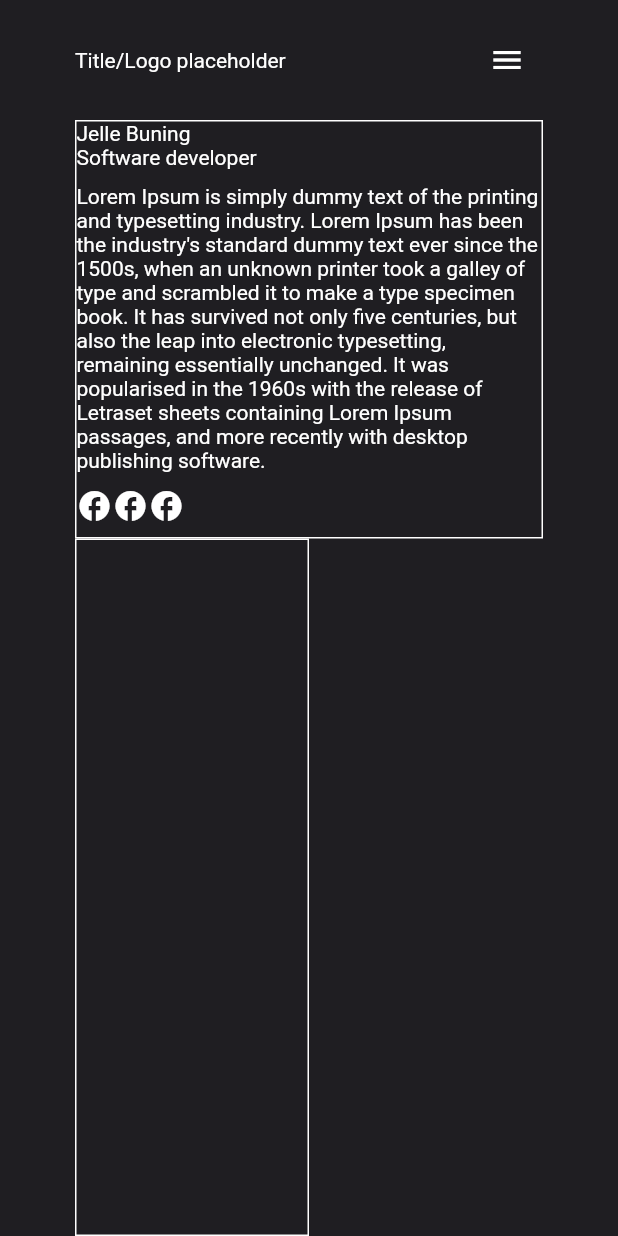
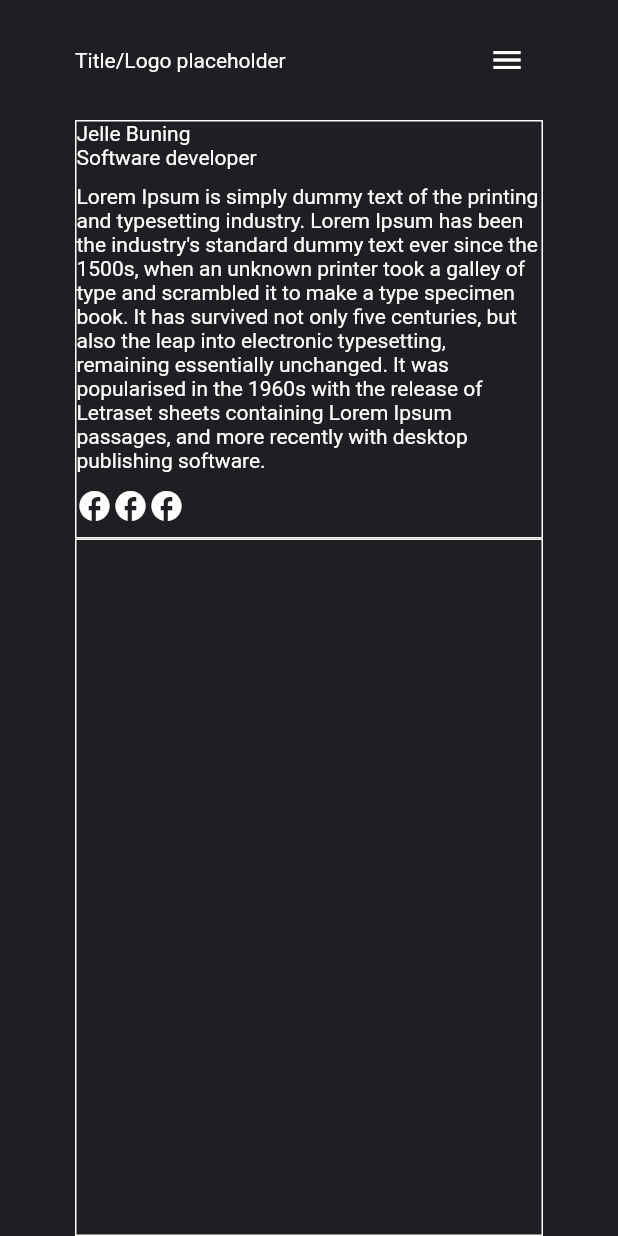
Before and after one commit to JelleBuning/portfolio, a Flutter app: the screen it shows after launch, on a phone screen of 412 x 824 dp. Run offline on Flutter 3.47's test engine with Material 2 defaults, Android fonts, the phone set to English and light mode, and no system bars; our stand-ins replace shared_preferences.

Commit message:
added extra screensize

```diff
--- a/lib/pages/home.dart
+++ b/lib/pages/home.dart
@@ -25,8 +25,8 @@ class _HomePageState extends State<HomePage> {
                 Expanded(
                   flex: 3,
                   child: Row(children: [
-                    Expanded(
-                      flex: Responsive.isSmallScreen(context) ? 100 : 50,
+                    Flexible(
+                      flex: Responsive.isSmallScreen(context) ? 100 : Responsive.isMediumScreen(context) ? 75 : 50,
                       child: Container(
                         decoration: BoxDecoration(
                           border: Border.all(color: Colors.white),
@@ -35,8 +35,8 @@ class _HomePageState extends State<HomePage> {
                       ),
                     ),
                     // Only for alignment
-                    Expanded(
-                      flex: Responsive.isSmallScreen(context) ? 0 : 50,
+                    Flexible(
+                      flex: Responsive.isSmallScreen(context) ? 0 : Responsive.isMediumScreen(context) ? 25 : 50,
                       child: const SizedBox.shrink()),
                   ]),
                 ),
@@ -47,6 +47,7 @@ class _HomePageState extends State<HomePage> {
                   child: Row(
                     children: [
                       Expanded(
+                        flex: Responsive.isSmallScreen(context) ? 100 : Responsive.isMediumScreen(context) ? 75 : 50,
                         child: Container(
                           decoration: BoxDecoration(
                             border: Border.all(color: Colors.white),
@@ -54,7 +55,10 @@ class _HomePageState extends State<HomePage> {
                         ),
                       ),
                       // Only for alignment
-                      const Expanded(child: SizedBox.shrink()),
+                      Expanded(
+                        flex: Responsive.isSmallScreen(context) ? 0 : Responsive.isMediumScreen(context) ? 25 : 50,
+                        child: const SizedBox.shrink()
+                      ),
                     ],
                   ),
                 ),
```
